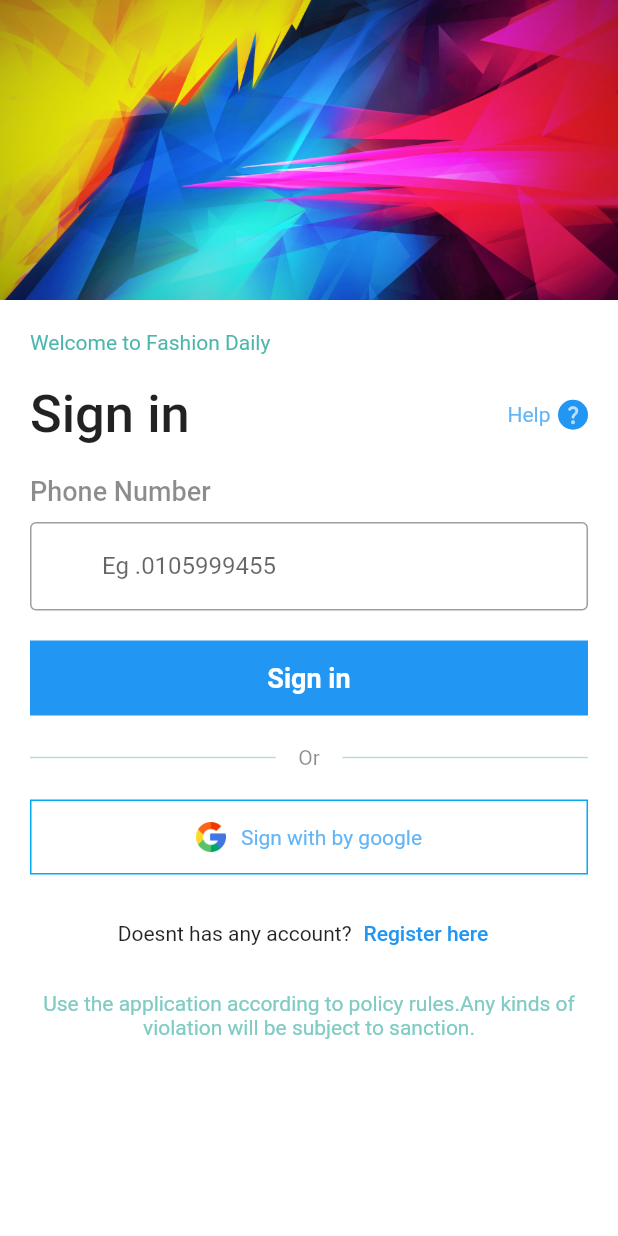
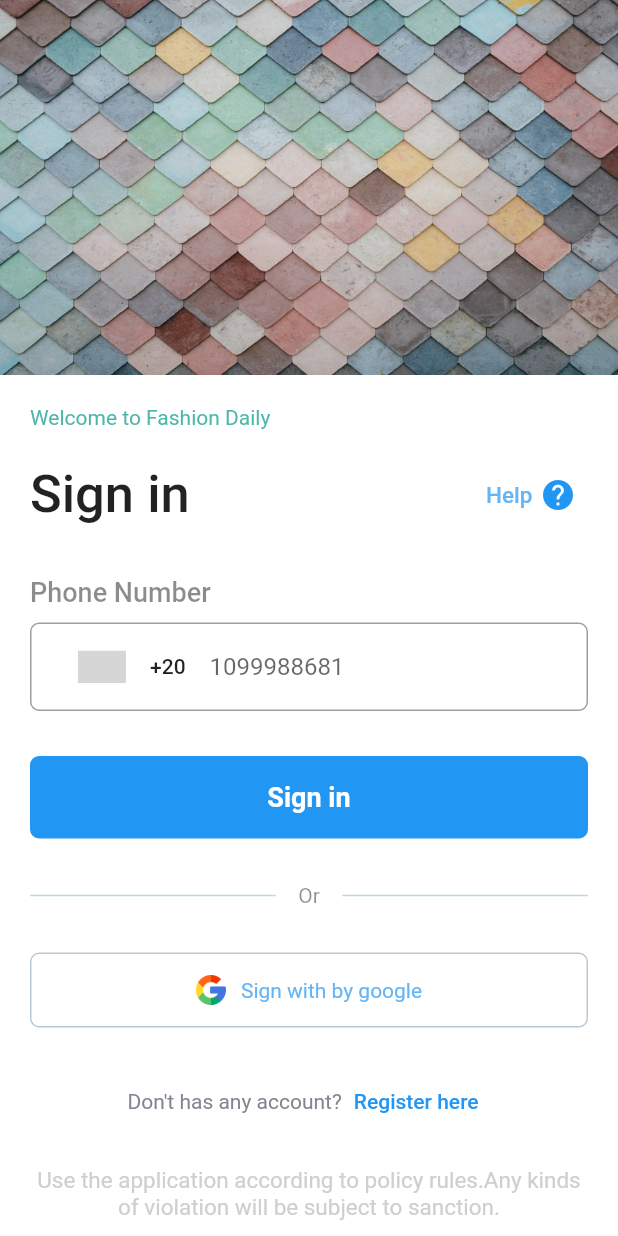
Before and after one commit to Ibrahim15394/Algoriza-task1, a Flutter app: the RegisterScreen screen opened directly, after a tap on "Sign in here", on a phone screen of 412 x 824 dp. Run offline on Flutter 3.47's test engine with Material 2 defaults, Android fonts, the phone set to English and light mode, and no system bars; drawn by our look-alikes of country_code_picker; our stand-ins replace flutter_screenutil, smooth_page_indicator; grey boxes are pictures that could not be loaded.

Commit message:
finish login screen

```diff
--- a/lib/features/login/presentation/pages/login_screen.dart
+++ b/lib/features/login/presentation/pages/login_screen.dart
@@ -1,5 +1,6 @@
 import 'package:algoriza_task1/features/register/presentation/pages/register_screen.dart';
 import 'package:algoriza_task1/shared/components/components.dart';
+import 'package:country_code_picker/country_code_picker.dart';
 import 'package:flutter/material.dart';
 
 class LoginScreen extends StatefulWidget {
@@ -16,20 +17,17 @@ class _LoginScreenState extends State<LoginScreen> {
   @override
   Widget build(BuildContext context) {
     return Scaffold(
-      body: SafeArea(
-        child: SingleChildScrollView(
+      body: SingleChildScrollView(
         physics: const BouncingScrollPhysics(),
         child: Form(
           key: formKey,
           child: Column(
             crossAxisAlignment: CrossAxisAlignment.start,
             children: [
-                Column(
-                  children: [
               const Image(
-                      image: AssetImage('assets/images/image login.jpg'),
+                image: AssetImage('assets/images/login.png'),
                 width: double.infinity,
-                      height: 200.0,
+                height: 250.0,
                 fit: BoxFit.cover,
               ),
               Padding(
@@ -47,6 +45,7 @@ class _LoginScreenState extends State<LoginScreen> {
                       height: 20.0,
                     ),
                     Row(
+                      mainAxisAlignment: MainAxisAlignment.spaceBetween,
                       children: [
                         const Text(
                           'Sign in',
@@ -55,28 +54,31 @@ class _LoginScreenState extends State<LoginScreen> {
                             fontWeight: FontWeight.w500,
                           ),
                         ),
-                              const Spacer(),
+                        TextButton(
+                            onPressed: (){},
+                            child: Row(
+                              children:
+                              [
                                 Text(
                                   'Help',
                                   style: TextStyle(
                                     color: Colors.blue[300],
+                                    fontSize: 15.0,
                                   ),
                                 ),
                                 const SizedBox(
                                   width: 5.0,
                                 ),
-                              const CircleAvatar(
-                                backgroundColor: Colors.blue,
-                                radius: 10.0,
-                                child: Icon(
-                                  Icons.question_mark_rounded,
-                                  size: 15.0,
+                                const Icon(Icons.help),
+
+
+                              ],
                             ),
                         ),
                       ],
                     ),
                     const SizedBox(
-                            height: 20.0,
+                      height: 30.0,
                     ),
                     const Text(
                       'Phone Number',
@@ -89,31 +91,53 @@ class _LoginScreenState extends State<LoginScreen> {
                     const SizedBox(
                       height: 10.0,
                     ),
-                          DefaultFormField(
-                            onTap: () {
+                    // DefaultFormField(
+                    //   onTap: () {
+                    //   },
+                    //   controller: phoneController,
+                    //   type: TextInputType.phone,
+                    //   validate: 'Phone number is not registered',
+                    //   textLabel: 'Eg .0105999455',
+                    // ),
+                    TextFormField(
+                      controller: phoneController,
+                      validator: (value) {
+                        if (value!.isEmpty) {
+                          return 'Phone number is not registered';
+                        }
+                        return null;
                       },
-                            controller: phoneController,
-                            type: TextInputType.phone,
-                            validate: 'Phone number is not registered',
-                            textLabel: 'Eg .0105999455',
+                      keyboardType: TextInputType.phone,
+                      decoration: InputDecoration(
+                        prefixIcon: CountryCodePicker(
+                          onChanged: (CountryCode countryCode) {},
+                          initialSelection: 'EG',
+                          favorite: const ['+20', 'EG'],
+                          showCountryOnly: false,
+                          showOnlyCountryWhenClosed: false,
+                          alignLeft: false,
+                        ),
+                        hintText: '1099988681',
+                        border: OutlineInputBorder(
+                          borderRadius: BorderRadius.circular(6),
+                        ),
+                      ),
                     ),
                     const SizedBox(
-                            height: 20.0,
+                      height: 30.0,
                     ),
                     MyButton(
                       text: 'Sign in',
-                              onClick: ()
-                              {
-                                if(formKey.currentState!.validate())
-                                  {
+                      onClick: () {
+                        if (formKey.currentState!.validate()) {
                           phoneController.text;
                         }
                       },
-                              height: 50.0,
-                              background:Colors.blue ,
+                      height: 55.0,
+                      background: Colors.blue,
                     ),
                     const SizedBox(
-                            height: 20.0,
+                      height: 30.0,
                     ),
                     Row(
                       children: [
@@ -144,13 +168,14 @@ class _LoginScreenState extends State<LoginScreen> {
                       ],
                     ),
                     const SizedBox(
-                            height: 20.0,
+                      height: 30.0,
                     ),
                     Container(
                       width: double.infinity,
                       height: 50.0,
                       decoration: BoxDecoration(
-                              border: Border.all(color: Colors.lightBlue),
+                        borderRadius: BorderRadius.circular(6),
+                        border: Border.all(color: const Color(0xFFb9c9d5)),
                       ),
                       child: Row(
                         mainAxisAlignment: MainAxisAlignment.center,
@@ -175,30 +200,36 @@ class _LoginScreenState extends State<LoginScreen> {
                       ),
                     ),
                     const SizedBox(
-                            height: 15.0,
+                      height: 25.0,
                     ),
                     Row(
                       mainAxisAlignment: MainAxisAlignment.center,
-                            children:  [
+                      children: [
                         const Text(
-                                'Doesnt has any account?',
+                          "Don't has any account?",
+                          style: TextStyle(
+                            color: Color(0xFF868490),
+                          ),
                         ),
                         TextButton(
-                                onPressed: ()
-                                {
-                                  navigateTo(context, const RegisterScreen(),);
+                          onPressed: () {
+                            navigateTo(
+                              context,
+                              const RegisterScreen(),
+                            );
                           },
                           child: const Text('Register here'),
                         ),
                       ],
                     ),
                     const SizedBox(
-                            height: 15.0,
+                      height: 20.0,
                     ),
-                           Text(
+                    const Text(
                       'Use the application according to policy rules.Any kinds of violation will be subject to sanction.',
                       style: TextStyle(
-                              color: Colors.teal[200],
+                        color: Color(0xFFcfcfd2),
+                        fontSize: 15.0,
                       ),
                       textAlign: TextAlign.center,
                     ),
@@ -207,9 +238,6 @@ class _LoginScreenState extends State<LoginScreen> {
               ),
             ],
           ),
-              ],
-            ),
-          ),
         ),
       ),
     );
--- a/lib/features/on_boarding/widget/skip_button.dart
+++ b/lib/features/on_boarding/widget/skip_button.dart
@@ -1,3 +1,5 @@
+import 'package:algoriza_task1/features/login/presentation/pages/login_screen.dart';
+import 'package:algoriza_task1/shared/components/components.dart';
 import 'package:flutter/material.dart';
 
 class SkipButton extends StatelessWidget {
@@ -15,7 +17,10 @@ class SkipButton extends StatelessWidget {
           borderRadius: BorderRadius.circular(20),
         ),
         child: TextButton(
-          onPressed: () {},
+          onPressed: ()
+          {
+            navigateAndFinish(context, const LoginScreen());
+          },
           child: const Text(
             'Skip',
             style: TextStyle(
--- a/lib/features/register/presentation/pages/register_screen.dart
+++ b/lib/features/register/presentation/pages/register_screen.dart
@@ -20,10 +20,9 @@ class _RegisterScreenState extends State<RegisterScreen> {
   @override
   Widget build(BuildContext context) {
     return Scaffold(
-    body: Form(
-      child: SingleChildScrollView(
+    body: SingleChildScrollView(
       physics: const BouncingScrollPhysics(),
-        child: SafeArea(
+      child: Form(
         child: Column(
           key: formKey,
           crossAxisAlignment: CrossAxisAlignment.start,
@@ -36,18 +35,22 @@ class _RegisterScreenState extends State<RegisterScreen> {
                   height: 130.0,
                   width: double.infinity,
                   child: const Image(
-                      image: AssetImage('assets/images/image login.jpg'),
+                    image: AssetImage('assets/images/login.png'),
                     fit: BoxFit.cover,
                   ),
                 ),
-                   const Padding(
-                     padding: EdgeInsets.all(8.0),
+                 Padding(
+                   padding: const EdgeInsets.all(8.0),
+
                    child: CircleAvatar(
                      backgroundColor: Colors.black,
-                       radius: 15.0,
-                       child: Icon(
-                        Icons.arrow_back_ios_rounded,
-                        color: Colors.white,
+                     radius: 18.0,
+                     child: IconButton(
+                         onPressed: ()
+                         {
+                           navigateTo(context, const LoginScreen());
+                         },
+                         icon:const Icon(Icons.arrow_back_ios)
                      ),
                    ),
                  ),
@@ -292,7 +295,6 @@ class _RegisterScreenState extends State<RegisterScreen> {
         ),
       ),
     ),
-    ),
     );
   }
 }
--- a/lib/main.dart
+++ b/lib/main.dart
@@ -1,8 +1,8 @@
 import 'package:algoriza_task1/features/on_boarding/presntation/pages/on_boarding_screen.dart';
 import 'package:algoriza_task1/shared/themes.dart';
+import 'package:country_code_picker/country_localizations.dart';
 import 'package:flutter/material.dart';
-
-
+import 'package:flutter_screenutil/flutter_screenutil.dart';
 
 void main() {
   runApp(const MyApp());
@@ -10,12 +10,22 @@ void main() {
 
 class MyApp extends StatelessWidget {
   const MyApp({Key? key}) : super(key: key);
+
   @override
   Widget build(BuildContext context) {
-    return MaterialApp(
-      debugShowCheckedModeBanner: false,
-      theme:lightTheme ,
-      home:  OnBoardingScreen() ,
+    return ScreenUtilInit(
+      builder: (context, child) =>
+      MaterialApp(
+        debugShowCheckedModeBanner: false,
+        theme: lightTheme,
+        supportedLocales: const [
+          Locale("en"),
+        ],
+         localizationsDelegates: const [
+          CountryLocalizations.delegate,
+        ],
+        home: const OnBoardingScreen(),
+      ),
     );
   }
 }
--- a/lib/shared/components/components.dart
+++ b/lib/shared/components/components.dart
@@ -27,7 +27,7 @@ class MyButton extends StatelessWidget {
       height: height,
       decoration: BoxDecoration(
         color: background,
-        borderRadius: BorderRadius.circular(0.0),
+        borderRadius: BorderRadius.circular(6.0),
       ),
       child: MaterialButton(
         onPressed: onClick,
--- /dev/null
+++ b/lib/shared/components/constants.dart
@@ -0,0 +1,20 @@
+
+import 'package:country_code_picker/country_code_picker.dart';
+import 'package:flutter/material.dart';
+
+Widget build(BuildContext context) => Scaffold(
+  body: Center(
+    child: CountryCodePicker(
+      onChanged: print,
+      // Initial selection and favorite can be one of code ('IT') OR dial_code('+39')
+      initialSelection: 'IT',
+      favorite: ['+39','FR'],
+      // optional. Shows only country name and flag
+      showCountryOnly: false,
+      // optional. Shows only country name and flag when popup is closed.
+      showOnlyCountryWhenClosed: false,
+      // optional. aligns the flag and the Text left
+      alignLeft: false,
+    ),
+  ),
+);
--- a/pubspec.yaml
+++ b/pubspec.yaml
@@ -36,6 +36,7 @@ dependencies:
   cupertino_icons: ^1.0.2
   smooth_page_indicator: ^1.0.0+2
   country_code_picker: ^2.0.2
+  flutter_screenutil: ^5.5.3+2
 
 dev_dependencies:
   flutter_test:
```
Also changed, not shown: assets/images/login.png (added), pubspec.lock. Lines whose indentation alone changed are shown as unchanged.
